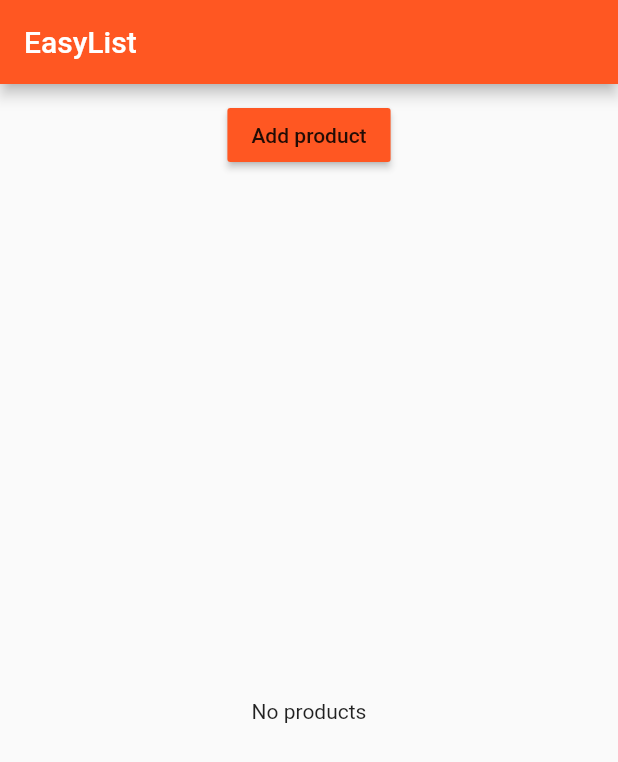
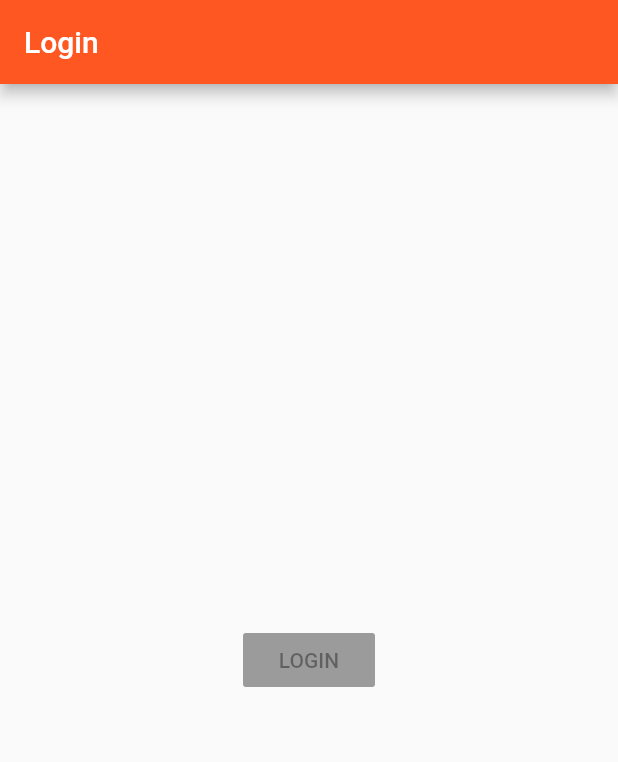
Before and after one commit to arteki65/flutter_learning, a Flutter app: the screen it shows after launch, on a phone screen of 412 x 824 dp. Shown: the top 762 px of the screen. Run offline on Flutter 3.47's test engine with Material 2 defaults, Android fonts, the phone set to English and light mode, and no system bars; statements that could not run were skipped.

Commit message:
after lecture 72

```diff
--- a/lib/main.dart
+++ b/lib/main.dart
@@ -1,6 +1,6 @@
 import 'package:flutter/material.dart';
 
-import './pages/home.dart';
+import './pages/auth.dart';
 
 void main() => runApp(MyApp());
 
@@ -12,7 +12,7 @@ class MyApp extends StatelessWidget {
         primarySwatch: Colors.deepOrange,
         accentColor: Colors.deepPurple,
       ),
-      home: HomePage(),
+      home: AuthPage(),
     );
   }
 }
--- /dev/null
+++ b/lib/pages/auth.dart
@@ -0,0 +1,22 @@
+import 'package:flutter/material.dart';
+
+import './products.dart';
+
+class AuthPage extends StatelessWidget {
+  @override
+  Widget build(BuildContext context) {
+    return Scaffold(
+      appBar: AppBar(
+        title: Text('Login'),
+      ),
+      body: Center(
+        child: RaisedButton(
+          child: Text('LOGIN'),
+          onPressed: () {
+            Navigator.pushReplacement(context, MaterialPageRoute(builder: (BuildContext context) => ProductsPage()))
+          },
+        ),
+      ),
+    );
+  }
+}
--- a/lib/pages/home.dart
+++ b/lib/pages/products.dart
@@ -1,7 +1,7 @@
 import 'package:flutter/material.dart';
 import '../product_manager.dart';
 
-class HomePage extends StatelessWidget {
+class ProductsPage extends StatelessWidget {
   @override
   Widget build(BuildContext context) {
     return Scaffold(
```
Also changed, not shown: lib/pages/product.dart (+13 -2 lines).
